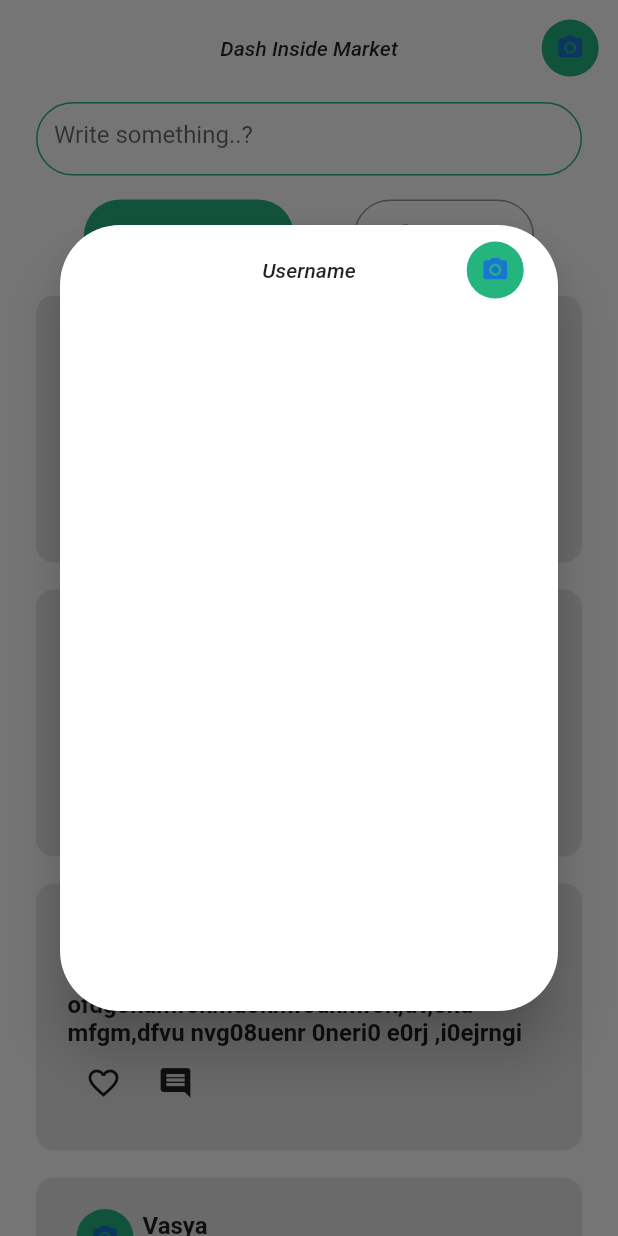
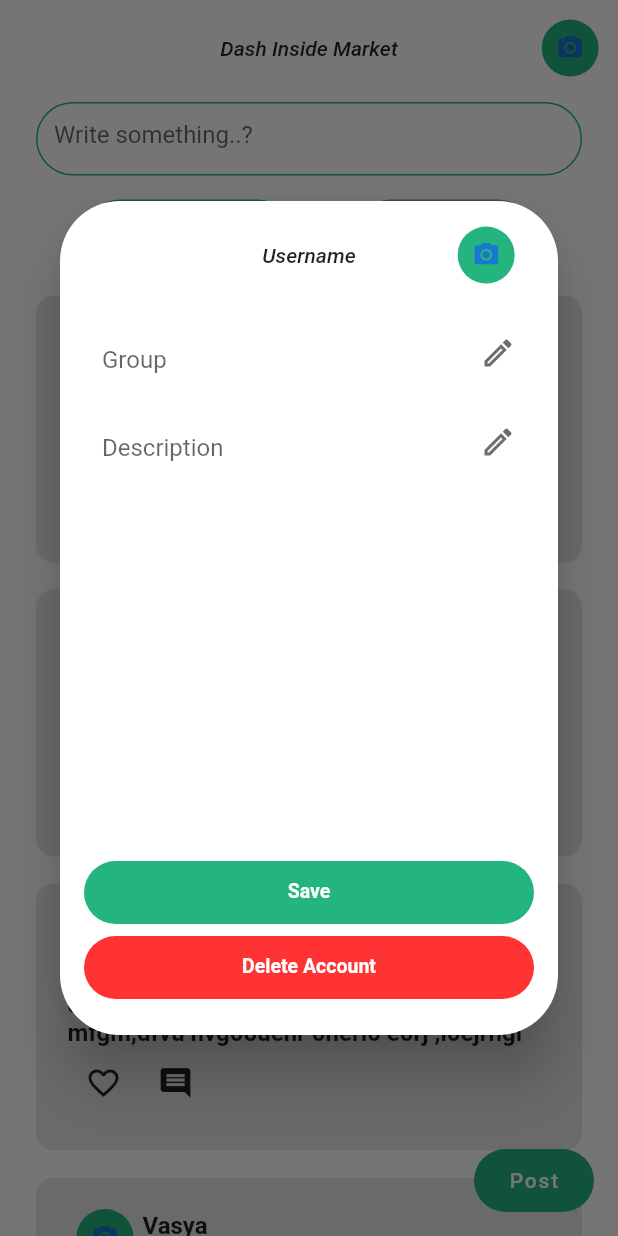
Before and after one commit to Dash-Inside/Marketplace, a Flutter app: the HomePage screen opened directly, after a tap on the "photo camera" icon, on a phone screen of 412 x 824 dp. Run offline on Flutter 3.47's test engine with Material 2 defaults, Android fonts, the phone set to English and light mode, and no system bars; our stand-ins replace dartz, equatable.

Commit message:
feat:add front

```diff
--- a/lib/src/presentation/app.dart
+++ b/lib/src/presentation/app.dart
@@ -1,5 +1,6 @@
 import 'package:flutter/material.dart';
 import 'package:marketplace/src/presentation/pages/home_page.dart';
+import 'package:marketplace/src/presentation/pages/new_post_page.dart';
 
 class App extends StatelessWidget {
   const App({super.key});
@@ -16,7 +17,7 @@ class App extends StatelessWidget {
           tertiary: Color.fromRGBO(255, 51, 51, 1),
         ),
       ),
-      home: HomePage(),
+      home: NewPostPage(),
     );
   }
 }
--- a/lib/src/presentation/pages/home_page.dart
+++ b/lib/src/presentation/pages/home_page.dart
@@ -51,6 +51,11 @@ class HomePage extends StatelessWidget {
                   width: 140.0,
                   height: 48.0,
                   child: FilledButton.icon(
+                    style: ButtonStyle(
+                      backgroundColor: MaterialStatePropertyAll(
+                        Color.fromRGBO(36, 180, 126, 1),
+                      ),
+                    ),
                     icon: Icon(Icons.analytics_outlined),
                     onPressed: () {},
                     label: Text('Trending'),
@@ -118,6 +123,21 @@ class HomePage extends StatelessWidget {
           ),
         ],
       ),
+      floatingActionButton: SizedBox(
+        width: 80.0,
+        height: 42.0,
+        child: FloatingActionButton(
+          shape: RoundedRectangleBorder(
+              borderRadius: BorderRadius.all(Radius.circular(88.0))),
+          elevation: 0.0,
+          backgroundColor: Color.fromRGBO(36, 180, 126, 1),
+          onPressed: () {},
+          child: Text(
+            'Post',
+            style: TextStyle(color: Colors.white),
+          ),
+        ),
+      ),
     );
   }
 }
--- a/lib/src/presentation/pages/log_in_page.dart
+++ b/lib/src/presentation/pages/log_in_page.dart
@@ -31,7 +31,10 @@ class LoginPage extends StatelessWidget {
             ),
             TextFieldWidget(hintText: 'password'),
             Spacer(),
-            FilledButtonWidget(hintText: 'Login'),
+            FilledButtonWidget(
+              hintText: 'Login',
+              color: Color.fromRGBO(36, 180, 126, 1),
+            ),
           ],
         ),
       ),
--- a/lib/src/presentation/widgets/custom_app_bar_with_button_widget.dart.dart
+++ b/lib/src/presentation/widgets/custom_app_bar_with_button_widget.dart.dart
@@ -1,5 +1,6 @@
 import 'package:flutter/material.dart';
 import 'package:marketplace/src/presentation/widgets/custom_app_bar_widget.dart';
+import 'package:marketplace/src/presentation/widgets/filled_button_widget.dart';
 
 class CustomAppBarWithButtonWidget extends StatelessWidget {
   final String title;
@@ -44,13 +45,52 @@ class CustomAppBarWithButtonWidget extends StatelessWidget {
                         ),
                         elevation: 16,
                         child: Container(
+                          margin: EdgeInsets.all(16.0),
                           height: 524.0,
                           width: 366.0,
                           child: Column(
                             children: [
-                              Container(
-                                  margin: EdgeInsets.all(10.0),
-                                  child: CustomAppBarWidget(title: 'Username')),
+                              Padding(
+                                padding: const EdgeInsets.only(bottom: 20.0),
+                                child: CustomAppBarWidget(title: 'Username'),
+                              ),
+                              TextField(
+                                decoration: InputDecoration(
+                                  hintText: 'Group',
+                                  suffixIconColor:
+                                      Color.fromRGBO(110, 110, 110, 1),
+                                  suffixIcon: Padding(
+                                    padding: const EdgeInsets.only(bottom: 8.0),
+                                    child: Icon(Icons.edit_outlined),
+                                  ),
+                                  border: OutlineInputBorder(
+                                      borderSide: BorderSide.none),
+                                ),
+                              ),
+                              TextField(
+                                decoration: InputDecoration(
+                                  hintText: 'Description',
+                                  suffixIconColor:
+                                      Color.fromRGBO(110, 110, 110, 1),
+                                  suffixIcon: Padding(
+                                    padding: const EdgeInsets.only(bottom: 8.0),
+                                    child: Icon(Icons.edit_outlined),
+                                  ),
+                                  border: OutlineInputBorder(
+                                      borderSide: BorderSide.none),
+                                ),
+                              ),
+                              Spacer(),
+                              FilledButtonWidget(
+                                  hintText: 'Save',
+                                  color: Color.fromRGBO(36, 180, 126, 1)),
+                              SizedBox(
+                                height: 8.0,
+                              ),
+                              FilledButtonWidget(
+                                  hintText: 'Delete Account',
+                                  color: Color.fromRGBO(255, 51, 51, 1)),
+                              SizedBox(height: 8.0),
                             ],
                           ),
                         ),
--- a/lib/src/presentation/widgets/filled_button_widget.dart
+++ b/lib/src/presentation/widgets/filled_button_widget.dart
@@ -2,7 +2,9 @@ import 'package:flutter/material.dart';
 
 class FilledButtonWidget extends StatelessWidget {
   final String hintText;
-  const FilledButtonWidget({required this.hintText, super.key});
+  final Color color;
+  const FilledButtonWidget(
+      {required this.color, required this.hintText, super.key});
 
   @override
   Widget build(BuildContext context) {
@@ -11,8 +13,7 @@ class FilledButtonWidget extends StatelessWidget {
       width: double.infinity,
       child: FilledButton(
         style: ButtonStyle(
-          backgroundColor:
-              MaterialStatePropertyAll(Color.fromRGBO(36, 180, 126, 1)),
+          backgroundColor: MaterialStatePropertyAll(color),
           shape: MaterialStatePropertyAll(
             RoundedRectangleBorder(
               borderRadius: BorderRadius.all(
```
Also changed, not shown: lib/src/presentation/pages/new_post_page.dart (added, +38 -0 lines).
